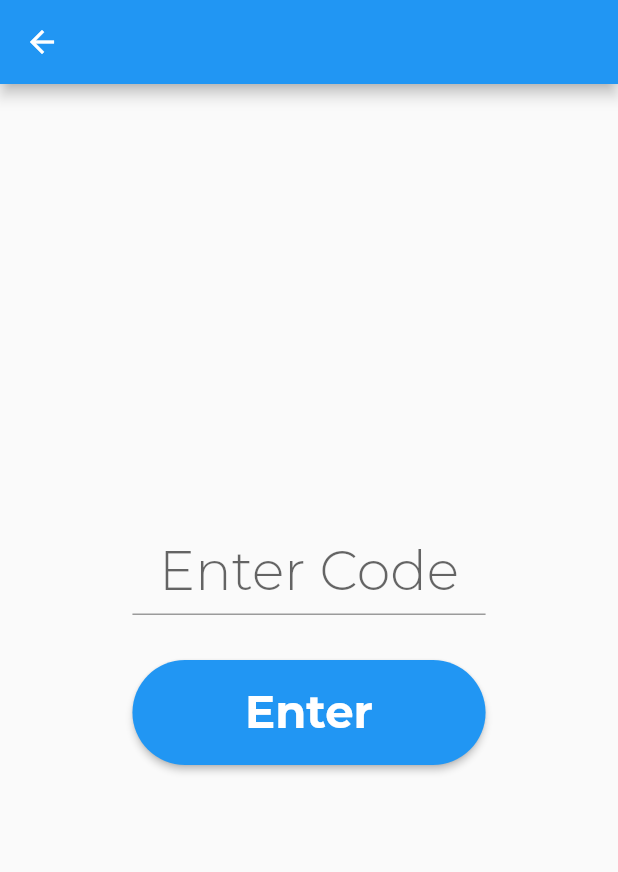
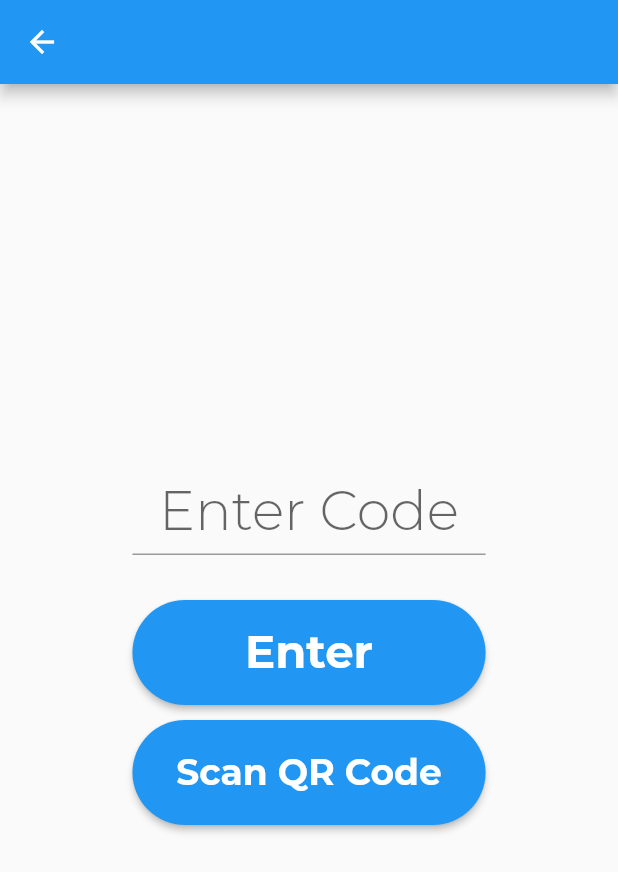
Before and after one commit to Flin42/Consensus, a Flutter app: the JoinSession screen opened by its route, on a phone screen of 412 x 824 dp. Shown: the top 872 px of the screen. Run offline on Flutter 3.47's test engine with Material 2 defaults, Android fonts, the phone set to English and light mode, and no system bars; our stand-ins replace flutter_tindercard, qr_flutter; missing offline and left inert: barcode_scan.

Commit message:
QRCode stuff

```diff
--- a/frontend_flutter/lib/src/hostSession.dart
+++ b/frontend_flutter/lib/src/hostSession.dart
@@ -1,4 +1,5 @@
 import 'package:flutter/material.dart';
+import 'package:qr_flutter/qr_flutter.dart';
 
 class HostSession extends StatefulWidget {
   // final String title;
@@ -40,9 +41,7 @@ class _HostSession extends State<HostSession> {
                     args,
                     style: TextStyle(fontSize: 50, fontWeight: FontWeight.w900),
                   ),
-                  SizedBox(
-                    height: 40,
-                  ),
+                  QrImage(data: "1234", size: 200),
                   Text(
                     "Join Code:",
                     style: TextStyle(fontSize: 40, fontWeight: FontWeight.w700),
--- a/frontend_flutter/lib/src/joinSession.dart
+++ b/frontend_flutter/lib/src/joinSession.dart
@@ -1,4 +1,5 @@
 import 'package:flutter/material.dart';
+import 'package:barcode_scan/barcode_scan.dart';
 
 class JoinSession extends StatefulWidget {
   JoinSession({Key key, this.title}) : super(key: key);
@@ -12,6 +13,12 @@ class JoinSession extends StatefulWidget {
 class _JoinSessionState extends State<JoinSession> {
   final _formKey = GlobalKey<FormState>();
   int code;
+  var result;
+
+  void scan() async {
+    result = await BarcodeScanner.scan();
+    print(result.rawContent);
+  }
 
   @override
   Widget build(BuildContext context) {
@@ -65,7 +72,24 @@ class _JoinSessionState extends State<JoinSession> {
                       )),
                   width: MediaQuery.of(context).size.width * 4 / 7,
                   height: 70,
-                )
+                ),
+                SizedBox(
+                  height: 10,
+                ),
+                Container(
+                  child: ElevatedButton(
+                      child: Text("Scan QR Code",
+                          style: TextStyle(
+                              fontSize: 24, fontWeight: FontWeight.w700)),
+                      onPressed: () {
+                        scan();
+                      },
+                      style: ElevatedButton.styleFrom(
+                        shape: StadiumBorder(),
+                      )),
+                  width: MediaQuery.of(context).size.width * 4 / 7,
+                  height: 70,
+                ),
               ],
             ),
           )),
--- a/frontend_flutter/pubspec.yaml
+++ b/frontend_flutter/pubspec.yaml
@@ -29,6 +29,8 @@ dependencies:
   # Use with the CupertinoIcons class for iOS style icons.
   cupertino_icons: ^1.0.1
   qr_flutter: ^3.1.0
+  web_socket_channel: ^1.1.0
+  barcode_scan: ^3.0.1
 
 dev_dependencies:
   flutter_test:
```
Also changed, not shown: frontend_flutter/pubspec.lock, 2 other files.
